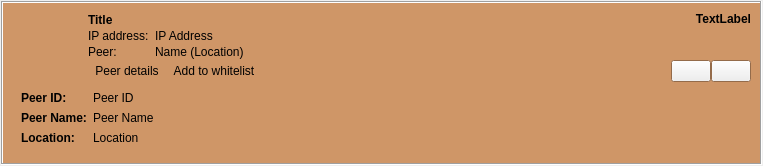
This is retroshare-gui/src/gui/feeds/SecurityIpItem.ui in RetroShare/RetroShare as Qt 5 draws it before an edit. The edited form follows.
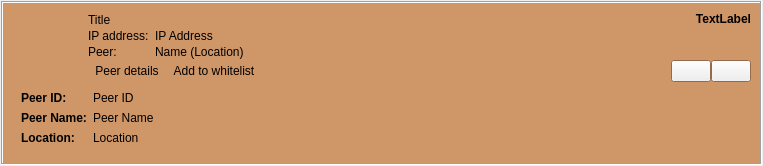
This is the edited form. Icons and pictures are not drawn. Custom widgets are drawn as their Qt base class.

Commit message: Added default and standard style to SecurityIpItem

What changed in the file:
```diff
--- a/retroshare-gui/src/gui/feeds/SecurityIpItem.ui
+++ b/retroshare-gui/src/gui/feeds/SecurityIpItem.ui
@@ -323,13 +323,7 @@
             </widget>
            </item>
            <item row="0" column="0" colspan="2">
-            <widget class="QLabel" name="titleLabel">
-             <property name="font">
-              <font>
-               <weight>75</weight>
-               <bold>true</bold>
-              </font>
-             </property>
+            <widget class="StyledLabel" name="titleLabel">
              <property name="text">
               <string notr="true">Title</string>
              </property>
```
The commit also changes 2 other files.
